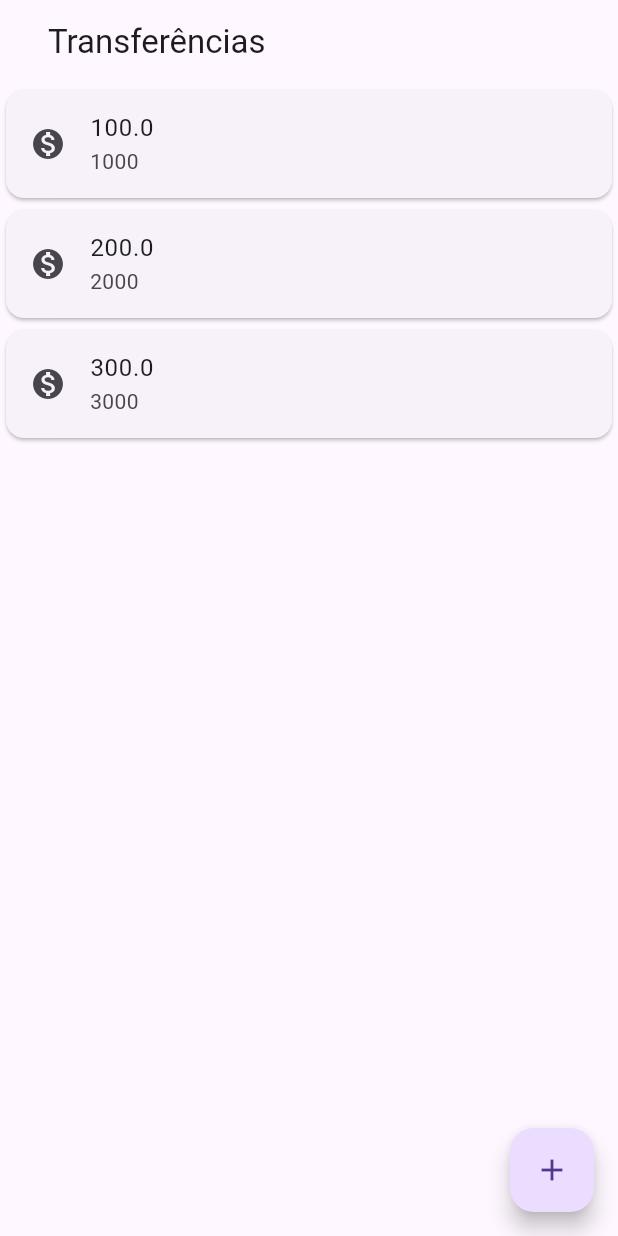
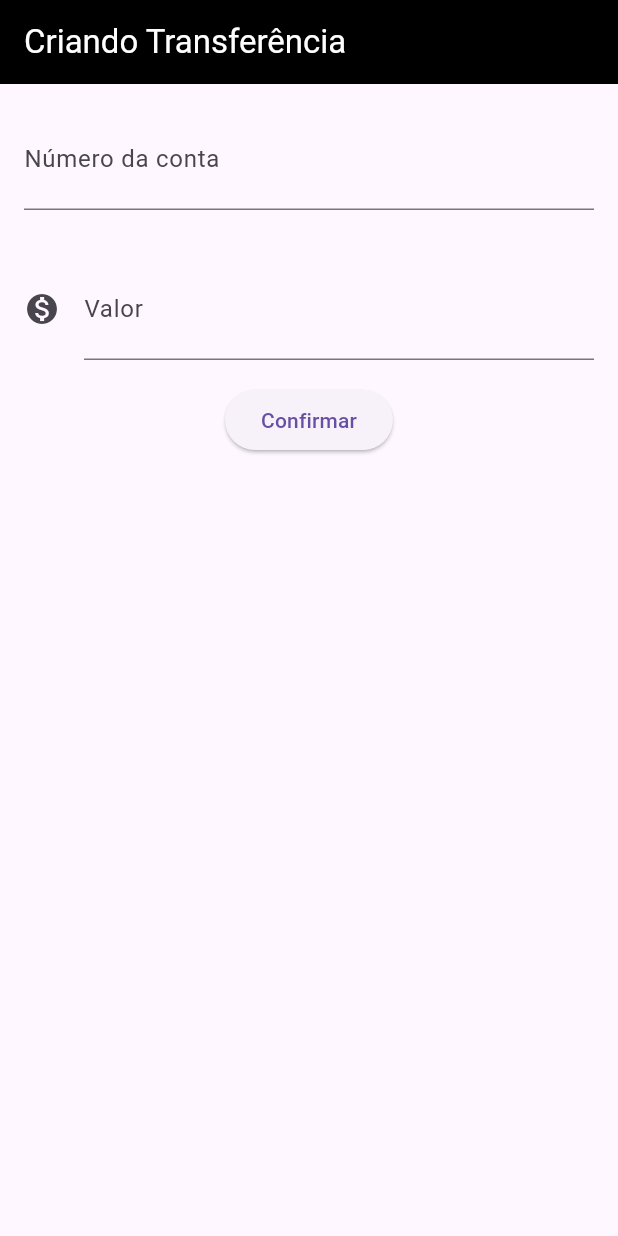
Before and after one commit to GuuilhermeR/bytebank, a Flutter app: the screen it shows after launch, on a phone screen of 412 x 824 dp. Run offline on Flutter 3.47's test engine with Material 3 defaults, Android fonts, the phone set to English and light mode, and no system bars.

Commit message:
03.Criando formulário e refatorando o código - Montando o Layout do formulário

```diff
--- a/lib/main.dart
+++ b/lib/main.dart
@@ -1,32 +1,87 @@
 import 'package:flutter/material.dart';
 
-void main() => runApp(
-      MaterialApp(
+void main() => runApp(const BytebankApp());
+
+class BytebankApp extends StatelessWidget {
+  const BytebankApp({super.key});
+
+  @override
+  Widget build(BuildContext context) {
+    return const MaterialApp(
       home: Scaffold(
-          body: ListaTransferencia(),
+        body: FormularioTransferencia(),
+      ),
+    );
+  }
+}
+
+class FormularioTransferencia extends StatelessWidget {
+  const FormularioTransferencia({super.key});
+
+  @override
+  Widget build(BuildContext context) {
+    return Scaffold(
       appBar: AppBar(
-              title: AppBar(
-            title: const Text('Transferências'),
-          )),
-          floatingActionButton: FloatingActionButton(
-            onPressed: () {},
-            child: const Icon(Icons.add),
+        title: const Text('Criando Transferência'),
+        backgroundColor: Colors.black,
+        foregroundColor: Colors.white,
+      ),
+      body: Column(
+        children: <Widget>[
+          const Padding(
+            padding: EdgeInsets.all(16.0),
+            child: TextField(
+              style: TextStyle(fontSize: 24.0),
+              decoration: InputDecoration(
+                labelText: 'Número da conta',
+                hintText: '0000',
+              ),
+              keyboardType: TextInputType.number,
             ),
           ),
+          const Padding(
+            padding: EdgeInsets.all(16.0),
+            child: TextField(
+              style: TextStyle(fontSize: 24.0),
+              decoration: InputDecoration(
+                icon: Icon(Icons.monetization_on),
+                labelText: 'Valor',
+                hintText: '0.00',
+              ),
+              keyboardType: TextInputType.number,
+            ),
+          ),
+          ElevatedButton(
+            onPressed: () {},
+            child: const Text('Confirmar'),
+          ),
+        ],
       ),
     );
+  }
+}
 
 class ListaTransferencia
     extends StatelessWidget //StatelessWidget é usado para coisas constantes que não mudam. StatefulWidgets são usados para coisas que mudam.
 {
   @override
   Widget build(BuildContext context) {
-    return Column(
+    return Scaffold(
+      appBar: AppBar(
+          title: AppBar(
+        title: const Text('Transferências'),
+      )),
+      body: Column(
         children: <Widget>[
           ItemTransferencia(Transferencia(100, 1000)),
           ItemTransferencia(Transferencia(200, 2000)),
           ItemTransferencia(Transferencia(300, 3000)),
         ],
+      ),
+      floatingActionButton: FloatingActionButton(
+        onPressed: () {},
+        child: const Icon(Icons.add),
+      ),
     );
   }
 }
```
Lines whose indentation alone changed are shown as unchanged.
